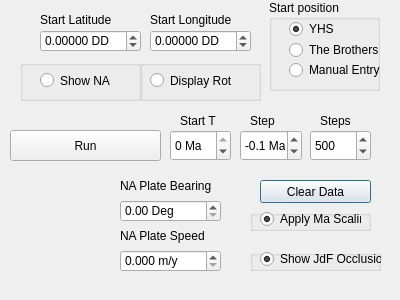
Qt form pnw_rotation_py/pnw_rotation_py_dialog_base.ui (DrStriate/Geology) before a commit.
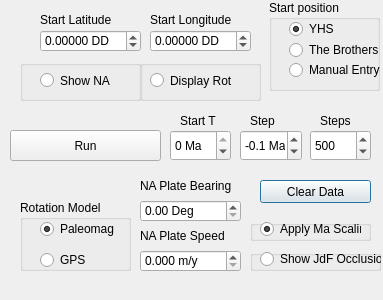
The same form after that commit.

Commit message: Added in paleo-mag rotation mode and VSCode debugging (!!)

What changed in the file:
```diff
--- a/pnw_rotation_py/pnw_rotation_py_dialog_base.ui
+++ b/pnw_rotation_py/pnw_rotation_py_dialog_base.ui
@@ -6,7 +6,7 @@
    <rect>
     <x>0</x>
     <y>0</y>
-    <width>400</width>
+    <width>383</width>
     <height>300</height>
    </rect>
   </property>
@@ -171,7 +171,7 @@
    <property name="geometry">
     <rect>
      <x>250</x>
-     <y>210</y>
+     <y>220</y>
      <width>121</width>
      <height>21</height>
     </rect>
@@ -260,7 +260,7 @@
   <widget class="QLabel" name="StartLatLabel_2">
    <property name="geometry">
     <rect>
-     <x>120</x>
+     <x>140</x>
      <y>170</y>
      <width>101</width>
      <height>31</height>
@@ -280,7 +280,7 @@
   <widget class="QLabel" name="StartLatLabel_3">
    <property name="geometry">
     <rect>
-     <x>120</x>
+     <x>140</x>
      <y>220</y>
      <width>101</width>
      <height>31</height>
@@ -300,7 +300,7 @@
   <widget class="QDoubleSpinBox" name="spbNaPlateBearing">
    <property name="geometry">
     <rect>
-     <x>120</x>
+     <x>140</x>
      <y>200</y>
      <width>101</width>
      <height>22</height>
@@ -328,7 +328,7 @@
   <widget class="QDoubleSpinBox" name="spbNaPlateSpeed">
    <property name="geometry">
     <rect>
-     <x>120</x>
+     <x>140</x>
      <y>250</y>
      <width>101</width>
      <height>22</height>
@@ -554,9 +554,54 @@
      <string>Show JdF Occlusion</string>
     </property>
     <property name="checked">
+     <bool>false</bool>
+    </property>
+   </widget>
+  </widget>
+  <widget class="QGroupBox" name="groupBox_6">
+   <property name="geometry">
+    <rect>
+     <x>20</x>
+     <y>200</y>
+     <width>111</width>
+     <height>71</height>
+    </rect>
+   </property>
+   <property name="title">
+    <string>Rotation Model</string>
+   </property>
+   <property name="checkable">
+    <bool>false</bool>
+   </property>
+   <widget class="QRadioButton" name="rbPaleoModel">
+    <property name="geometry">
+     <rect>
+      <x>20</x>
+      <y>20</y>
+      <width>81</width>
+      <height>18</height>
+     </rect>
+    </property>
+    <property name="text">
+     <string>Paleomag</string>
+    </property>
+    <property name="checked">
      <bool>true</bool>
     </property>
    </widget>
+   <widget class="QRadioButton" name="rbGpsModel">
+    <property name="geometry">
+     <rect>
+      <x>20</x>
+      <y>50</y>
+      <width>101</width>
+      <height>20</height>
+     </rect>
+    </property>
+    <property name="text">
+     <string>GPS</string>
+    </property>
+   </widget>
   </widget>
  </widget>
  <resources/>
```
The commit also changes 7 other files.
